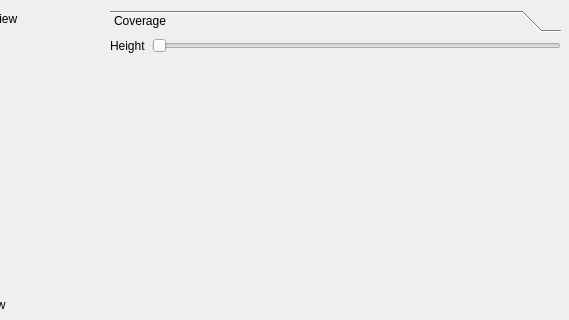
Old version of the form gui_qt/formwater.ui in the repository thunderk/paysages3d; both pictures show x 170 to 739 and y 0 to 320 of the 739 by 591 pixel window.
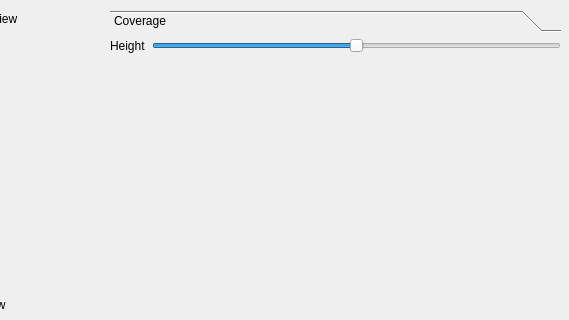
New version of the form. The open tabs and pages were chosen to show the change.

Commit message: paysages: Qt GUI (WIP)

```diff
--- a/gui_qt/formwater.ui
+++ b/gui_qt/formwater.ui
@@ -156,8 +156,8 @@
      <rect>
       <x>0</x>
       <y>0</y>
-      <width>98</width>
-      <height>28</height>
+      <width>451</width>
+      <height>438</height>
      </rect>
     </property>
     <attribute name="label">
@@ -185,6 +185,12 @@
       </item>
       <item row="0" column="1">
        <widget class="QSlider" name="water_height">
+        <property name="minimum">
+         <number>-300</number>
+        </property>
+        <property name="maximum">
+         <number>300</number>
+        </property>
         <property name="orientation">
          <enum>Qt::Horizontal</enum>
         </property>
```
Left out of the diff: 8 changed lines with no effect on the pictures. The commit also changes 5 other files.
